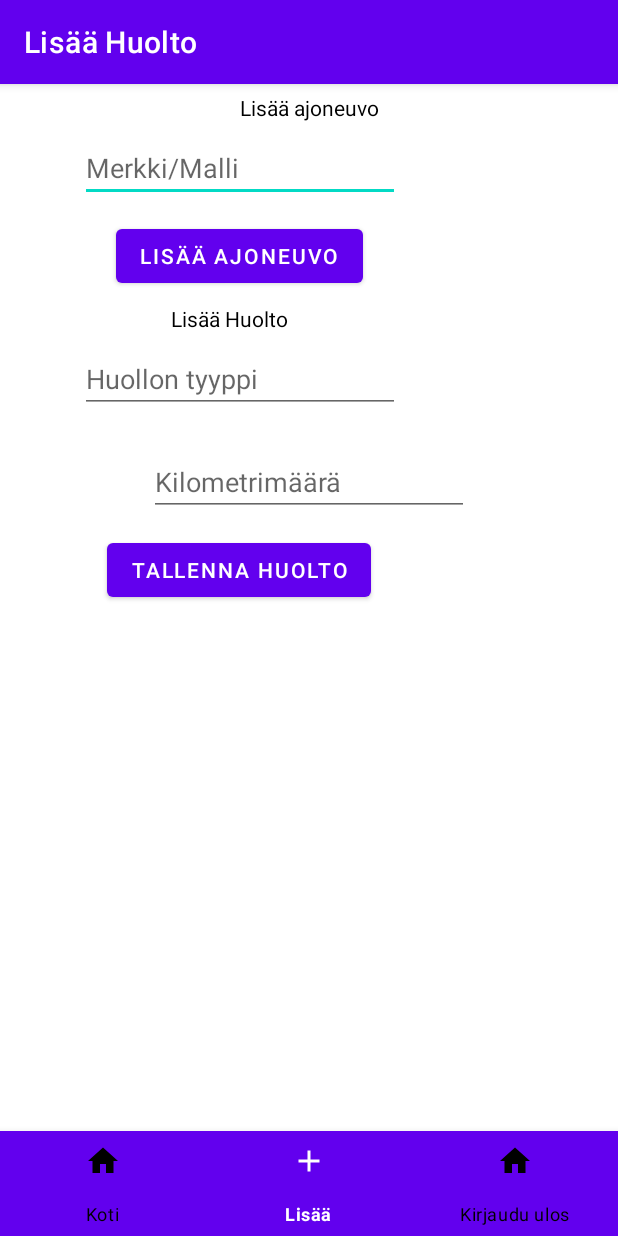
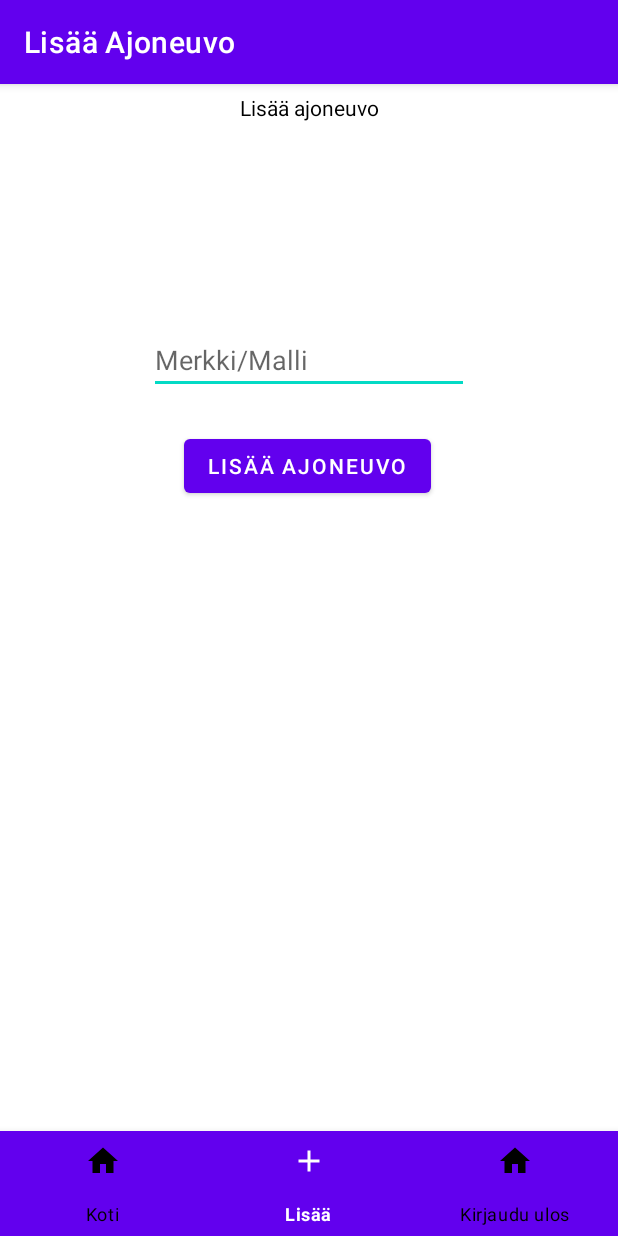
Before and after one commit to mikaelk94/android-huoltokirja, an Android app: the LoggedIn screen opened directly, with no data from a screen before it, item 2 of the bottom bar chosen, on a phone screen of 412 x 824 dp. Run offline under Robolectric (Android 15) with nearby library versions, the phone set to English and light mode, and no system bars; our stand-ins replace Firebase (no records; nobody signed in at launch, a user with empty details on screens opened directly).

Commit message:
Koti listview + huollot  + vehicledataActivity

```diff
--- a/app/src/main/AndroidManifest.xml
+++ b/app/src/main/AndroidManifest.xml
@@ -9,7 +9,10 @@
         android:roundIcon="@mipmap/ic_launcher_round"
         android:supportsRtl="true"
         android:theme="@style/Theme.Huoltokirja">
-        <activity android:name=".Logout"></activity>
+        <activity
+            android:name=".VehicleData"
+            android:exported="false" />
+        <activity android:name=".Logout" />
         <activity android:name=".AddService" />
         <activity android:name=".LoggedIn" />
         <activity android:name=".Register" />
--- a/app/src/main/java/huolto/kirja/AddService.java
+++ b/app/src/main/java/huolto/kirja/AddService.java
@@ -6,13 +6,27 @@ import androidx.appcompat.app.AppCompatActivity;
 import android.content.Intent;
 import android.os.Bundle;
 import android.view.MenuItem;
+import android.view.View;
+import android.widget.Button;
+import android.widget.EditText;
 import android.widget.TextView;
+import android.widget.Toast;
 
 import com.google.android.material.bottomnavigation.BottomNavigationView;
+import com.google.firebase.database.DatabaseReference;
+import com.google.firebase.database.FirebaseDatabase;
 
 public class AddService extends AppCompatActivity {
    // TextView usernameView;
     BottomNavigationView bottomNavigationView;
+    DatabaseReference reference = FirebaseDatabase.getInstance().getReference("user");
+
+    //alapuolella editTextit ja buttonit
+    EditText makeModel;
+    EditText service;
+    EditText kiloMeters;
+    Button saveVehicle;
+    Button saveService;
 
     @Override
     protected void onCreate(Bundle savedInstanceState) {
@@ -20,13 +34,35 @@ public class AddService extends AppCompatActivity {
         setContentView(R.layout.activity_add_service);
         String username = getIntent().getStringExtra("username");
 
-        this.setTitle("Lisää Huolto");
-     //   usernameView = findViewById(R.id.textViewUser);
+        this.setTitle("Lisää Ajoneuvo");
+
         bottomNavigationView = findViewById(R.id.bottomNavigationview);
         bottomNavigationView.setSelectedItemId(R.id.addService);
-     //   usernameView.setText(username);
 
-        // Tähän pitää nyt sitten tehdä explicit intent tms että menee tiedot perille
+        makeModel = findViewById(R.id.editTextVehicleName);
+        saveVehicle = findViewById(R.id.buttonAddVehicle);
+
+
+
+        // buttonien listenerit
+        saveVehicle.setOnClickListener(new View.OnClickListener() {
+            @Override
+            public void onClick(View v) {
+                String makModel = makeModel.getText().toString();
+                VehicleInfo vehicleInfo = new VehicleInfo(makModel);
+                String search = "user/" + username + "/vehicles";
+                //reference.child(search).setValue(vehicleInfo);
+                reference = FirebaseDatabase.getInstance().getReference().child(search);
+                reference.child(vehicleInfo.getVehicleInfo()).child("huollot").setValue("");
+                Toast.makeText(AddService.this,"Ajoneuvo Lisätty",Toast.LENGTH_LONG).show();
+                makeModel.setText("");
+
+            }
+        });
+
+
+
+        // Tähän rakennettu nyt explicit intent jotta username menee aina uuteen activityyn
         bottomNavigationView.setOnNavigationItemSelectedListener(new BottomNavigationView.OnNavigationItemSelectedListener() {
             @Override
             public boolean onNavigationItemSelected(@NonNull MenuItem item) {
@@ -34,14 +70,16 @@ public class AddService extends AppCompatActivity {
                 switch (item.getItemId())
                 {
                     case R.id.loggedIn:
-                        startActivity(new Intent(getApplicationContext(),LoggedIn.class));
-                        overridePendingTransition(0,0);
+                        Intent explicit = new Intent(AddService.this, huolto.kirja.LoggedIn.class);
+                        explicit.putExtra("username",username);
+                        startActivity(explicit);
                         return true;
                     case R.id.addService:
                         return true;
                     case R.id.logOut:
-                        startActivity(new Intent(getApplicationContext(),Logout.class));
-                        overridePendingTransition(0,0);
+                        Intent explicit2 = new Intent(AddService.this, huolto.kirja.Logout.class);
+                        explicit2.putExtra("username",username);
+                        startActivity(explicit2);
                         return true;
 
                 }
--- a/app/src/main/java/huolto/kirja/LoggedIn.java
+++ b/app/src/main/java/huolto/kirja/LoggedIn.java
@@ -7,7 +7,10 @@ import androidx.fragment.app.Fragment;
 
 import android.content.Intent;
 import android.os.Bundle;
+import android.util.Log;
 import android.view.MenuItem;
+import android.view.View;
+import android.widget.AdapterView;
 import android.widget.ArrayAdapter;
 import android.widget.ListView;
 import android.widget.TextView;
@@ -20,6 +23,8 @@ import com.google.firebase.database.DatabaseReference;
 import com.google.firebase.database.FirebaseDatabase;
 
 import java.util.ArrayList;
+import java.util.List;
+import java.util.Map;
 
 public class LoggedIn extends AppCompatActivity {
     TextView UsernameView;
@@ -30,8 +35,8 @@ public class LoggedIn extends AppCompatActivity {
     ArrayList<String> ArrayList;
     // database reference variable
     DatabaseReference reference = FirebaseDatabase.getInstance().getReference("user");
-
-
+    //dänkkilista
+    List<String> NameList = new ArrayList<String>();
 
 
     @Override
@@ -53,10 +58,14 @@ public class LoggedIn extends AppCompatActivity {
         String username = getIntent().getStringExtra("username");
         UsernameView.setText(username);
 
+        // debuggia
+        String search = "user/" + username;
+        reference = FirebaseDatabase.getInstance().getReference().child(search);
+
         bottomNavigationView = findViewById(R.id.bottomNavigationview);
         bottomNavigationView.setSelectedItemId(R.id.loggedIn);
 
-        // Tähän pitää nyt sitten tehdä explicit intent tms että menee tiedot perille
+        // Tähän rakennettu nyt explicit intent jotta username menee aina uuteen activityyn
         bottomNavigationView.setOnNavigationItemSelectedListener(new BottomNavigationView.OnNavigationItemSelectedListener() {
             @Override
             public boolean onNavigationItemSelected(@NonNull MenuItem item) {
@@ -64,9 +73,6 @@ public class LoggedIn extends AppCompatActivity {
                 switch (item.getItemId())
                 {
                     case R.id.addService:
-                       /*startActivity(new Intent(getApplicationContext(),AddService.class));
-                        overridePendingTransition(0,0);*/
-                        // onnistuu myös näin expliciittisellä intentillä, mutta pitäisi tallentaa jotenkin koska aktiviteettia vaihdettaessa häviää username
                         Intent explicit = new Intent(LoggedIn.this, huolto.kirja.AddService.class);
                         explicit.putExtra("username",username);
                         startActivity(explicit);
@@ -74,8 +80,9 @@ public class LoggedIn extends AppCompatActivity {
                     case R.id.loggedIn:
                         return true;
                     case R.id.logOut:
-                        startActivity(new Intent(getApplicationContext(),Logout.class));
-                        overridePendingTransition(0,0);
+                        Intent explicit2 = new Intent(LoggedIn.this, huolto.kirja.Logout.class);
+                        explicit2.putExtra("username",username);
+                        startActivity(explicit2);
                         return true;
 
                 }
@@ -84,23 +91,39 @@ public class LoggedIn extends AppCompatActivity {
         });
 
 
+
     }
 
     public void initializeListView() {
         // creating new array adapter for listview
-        final ArrayAdapter<String> adapter = new ArrayAdapter<String>(this, android.R.layout.simple_dropdown_item_1line, ArrayList);
+        ArrayAdapter<String> adapter = new ArrayAdapter<String>(this, android.R.layout.simple_dropdown_item_1line, ArrayList);
         String username = getIntent().getStringExtra("username");
-        String haku = "user/" + username;
+        String search = "user/" + username + "/vehicles";
+
+
 
         // getting the firebase reference
-        reference = FirebaseDatabase.getInstance().getReference().child(haku);
+        reference = FirebaseDatabase.getInstance().getReference().child(search);
 
         //calling method for add child event
         reference.addChildEventListener(new ChildEventListener() {
             @Override
             public void onChildAdded(@NonNull DataSnapshot snapshot, @Nullable String previousChildName) {
                 // this method is called when new child is added to our database
-                ArrayList.add(snapshot.getValue(String.class));
+                Iterable <DataSnapshot> dataSnapshotIterable = snapshot.getChildren();
+                for(DataSnapshot d: dataSnapshotIterable) {
+                    Iterable <DataSnapshot> debug = d.getChildren();
+
+                }
+                ArrayList.add(snapshot.getKey());
+                String vehiclename = snapshot.getKey();
+                NameList.add(vehiclename);
+                /* String vehicle = snapshot.child("vehicles").child("-MoIYfnOGcuJASSDzrrS").getValue(String.class);
+                System.out.println("***********************************");
+                System.out.println(vehicle);
+                System.out.println("***********************************");
+
+                */
                 adapter.notifyDataSetChanged();
 
             }
@@ -132,6 +155,20 @@ public class LoggedIn extends AppCompatActivity {
         });
         // setting an adapter to our list view
         list.setAdapter(adapter);
+        // onclickevent listener
+        list.setOnItemClickListener(new AdapterView.OnItemClickListener() {
+            @Override
+            public void onItemClick(AdapterView<?> parent, View view, int position, long id) {
+                Intent explicit = new Intent(LoggedIn.this, huolto.kirja.VehicleData.class);
+                System.out.println(NameList.get(position));
+                explicit.putExtra("username",username);
+                explicit.putExtra("vehicleName", NameList.get(position));
+
+                startActivity(explicit);
+
+            }
+        });
+
     }
 
 
--- a/app/src/main/res/layout/activity_add_service.xml
+++ b/app/src/main/res/layout/activity_add_service.xml
@@ -24,85 +24,25 @@
         android:id="@+id/editTextVehicleName"
         android:layout_width="wrap_content"
         android:layout_height="wrap_content"
-        android:layout_marginStart="53dp"
-        android:layout_marginTop="8dp"
-        android:layout_marginEnd="53dp"
+        android:layout_marginTop="136dp"
         android:ems="10"
         android:hint="Merkki/Malli"
         android:inputType="textPersonName"
-        app:layout_constraintEnd_toEndOf="parent"
-        app:layout_constraintHorizontal_bias="0.0"
-        app:layout_constraintStart_toStartOf="parent"
+        app:layout_constraintEnd_toEndOf="@+id/textView6"
+        app:layout_constraintHorizontal_bias="0.508"
+        app:layout_constraintStart_toStartOf="@+id/textView6"
         app:layout_constraintTop_toBottomOf="@+id/textView6" />
 
     <Button
         android:id="@+id/buttonAddVehicle"
         android:layout_width="wrap_content"
         android:layout_height="wrap_content"
-        android:layout_marginStart="77dp"
-        android:layout_marginTop="12dp"
-        android:layout_marginEnd="76dp"
+        android:layout_marginTop="24dp"
         android:text="Lisää ajoneuvo"
         app:layout_constraintEnd_toEndOf="parent"
-        app:layout_constraintHorizontal_bias="0.0"
+        app:layout_constraintHorizontal_bias="0.497"
         app:layout_constraintStart_toStartOf="parent"
         app:layout_constraintTop_toBottomOf="@+id/editTextVehicleName" />
-
-    <TextView
-        android:id="@+id/textView7"
-        android:layout_width="wrap_content"
-        android:layout_height="wrap_content"
-        android:layout_marginStart="114dp"
-        android:layout_marginTop="8dp"
-        android:layout_marginEnd="128dp"
-        android:text="Lisää Huolto"
-        android:textColor="@color/black"
-        app:layout_constraintEnd_toEndOf="parent"
-        app:layout_constraintHorizontal_bias="0.0"
-        app:layout_constraintStart_toStartOf="parent"
-        app:layout_constraintTop_toBottomOf="@+id/buttonAddVehicle" />
-
-    <EditText
-        android:id="@+id/editTextService"
-        android:layout_width="wrap_content"
-        android:layout_height="wrap_content"
-        android:layout_marginStart="53dp"
-        android:layout_marginTop="8dp"
-        android:layout_marginEnd="53dp"
-        android:ems="10"
-        android:hint="Huollon tyyppi"
-        android:inputType="textPersonName"
-        app:layout_constraintEnd_toEndOf="parent"
-        app:layout_constraintHorizontal_bias="0.0"
-        app:layout_constraintStart_toStartOf="parent"
-        app:layout_constraintTop_toBottomOf="@+id/textView7" />
-
-    <EditText
-        android:id="@+id/editTextKilometers"
-        android:layout_width="wrap_content"
-        android:layout_height="wrap_content"
-        android:layout_marginStart="53dp"
-        android:layout_marginTop="23dp"
-        android:layout_marginEnd="53dp"
-        android:ems="10"
-        android:hint="Kilometrimäärä"
-        android:inputType="textPersonName"
-        app:layout_constraintEnd_toEndOf="parent"
-        app:layout_constraintStart_toStartOf="parent"
-        app:layout_constraintTop_toBottomOf="@+id/editTextService" />
-
-    <Button
-        android:id="@+id/buttonAddService"
-        android:layout_width="wrap_content"
-        android:layout_height="wrap_content"
-        android:layout_marginStart="71dp"
-        android:layout_marginTop="12dp"
-        android:layout_marginEnd="70dp"
-        android:text="Tallenna Huolto"
-        app:layout_constraintEnd_toEndOf="parent"
-        app:layout_constraintHorizontal_bias="0.0"
-        app:layout_constraintStart_toStartOf="parent"
-        app:layout_constraintTop_toBottomOf="@+id/editTextKilometers" />
 
     <com.google.android.material.bottomnavigation.BottomNavigationView
         android:id="@+id/bottomNavigationview"
```
Also changed, not shown: app/src/main/java/huolto/kirja/Logout.java (+8 -5 lines), app/src/main/java/huolto/kirja/ServiceInfo.java (added, +32 -0 lines), app/src/main/java/huolto/kirja/VehicleData.java (added, +45 -0 lines), app/src/main/java/huolto/kirja/VehicleInfo.java (added, +17 -0 lines), app/src/main/res/layout/activity_vehicle_data.xml (added, +63 -0 lines).
